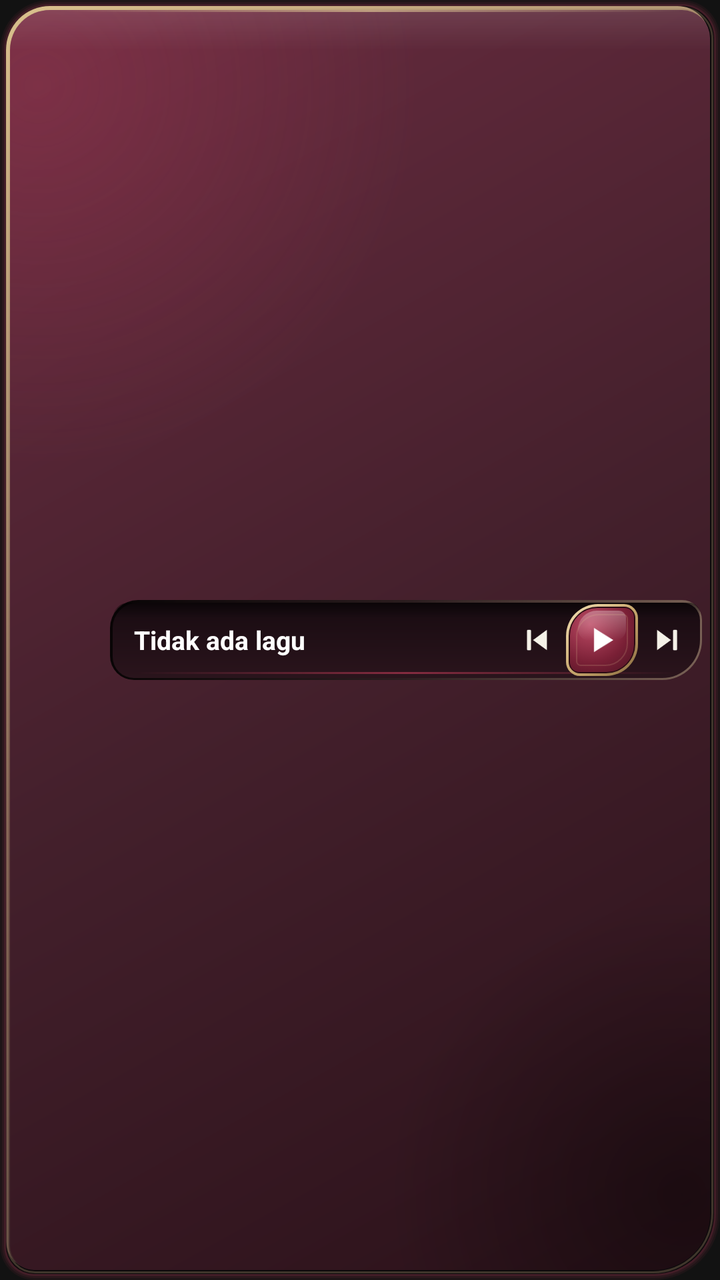
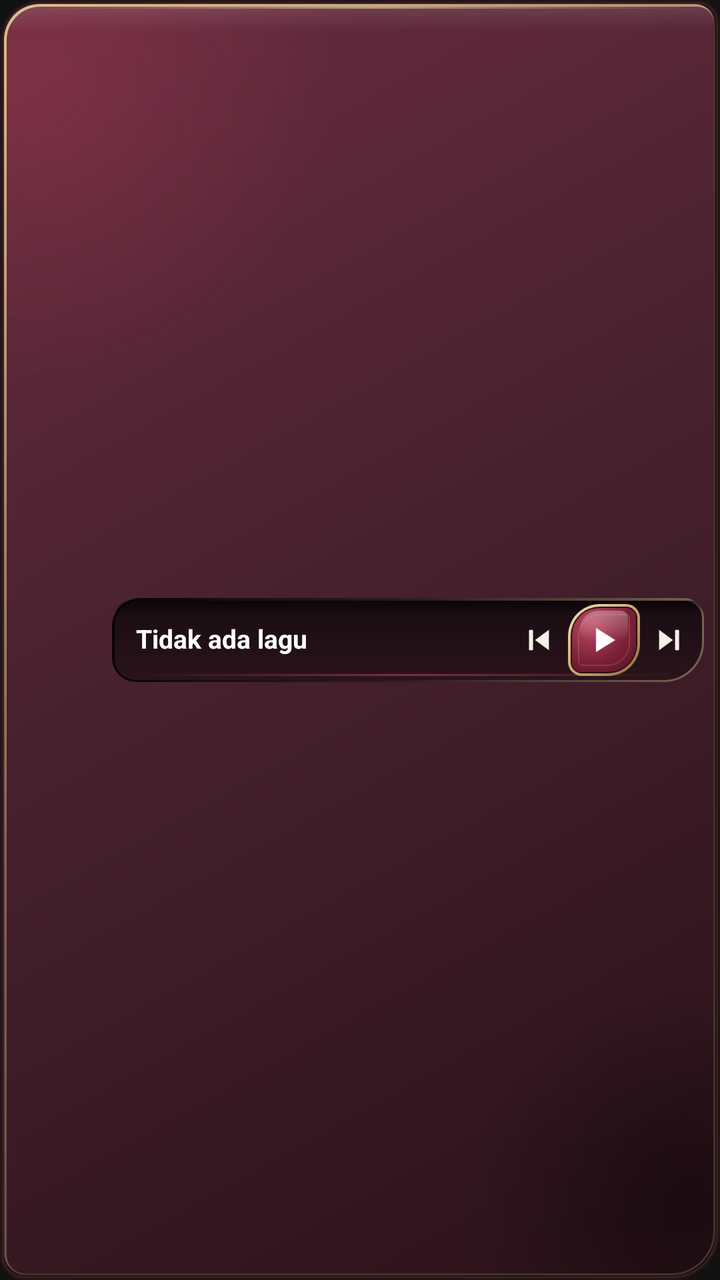

Before-and-after screenshots of an Android layout around one commit, followed by the original layout XML and the change that was made.
<!-- AndroidManifest.xml: application theme Theme.AudioPlayer -->
<!-- res/layout/widget_player_compact.xml -->
<?xml version="1.0" encoding="utf-8"?>
<LinearLayout xmlns:android="http://schemas.android.com/apk/res/android"
    android:id="@+id/widget_root"
    android:layout_width="match_parent"
    android:layout_height="match_parent"
    android:background="@drawable/widget_background_dark"
    android:orientation="horizontal"
    android:gravity="center_vertical"
    android:padding="9dp">

    <ImageView
        android:id="@+id/widget_album_art"
        android:layout_width="40dp"
        android:layout_height="40dp"
        android:scaleType="centerCrop" />

    <LinearLayout
        android:id="@+id/widget_well"
        android:layout_width="0dp"
        android:layout_height="40dp"
        android:layout_weight="1"
        android:layout_marginStart="6dp"
        android:background="@drawable/widget_well"
        android:orientation="horizontal"
        android:gravity="center_vertical"
        android:paddingStart="12dp"
        android:paddingEnd="4dp">

        <TextView
            android:id="@+id/widget_title"
            android:layout_width="0dp"
            android:layout_height="wrap_content"
            android:layout_weight="1"
            android:textColor="#FFFFFF"
            android:textSize="13sp"
            android:textStyle="bold"
            android:maxLines="1"
            android:scrollHorizontally="true"
            android:ellipsize="marquee"
            android:marqueeRepeatLimit="marquee_forever"
            android:focusable="true"
            android:focusableInTouchMode="true"
            android:text="Tidak ada lagu">
            <requestFocus />
        </TextView>

        <ImageButton
            android:id="@+id/widget_prev"
            android:layout_width="26dp"
            android:layout_height="26dp"
            android:layout_marginStart="2dp"
            android:padding="4dp"
            android:background="@android:color/transparent"
            android:scaleType="fitCenter"
            android:src="@drawable/ic_widget_previous"
            android:contentDescription="Sebelumnya" />

        <ImageButton
            android:id="@+id/widget_play_pause"
            android:layout_width="36dp"
            android:layout_height="36dp"
            android:layout_marginStart="2dp"
            android:padding="8dp"
            android:background="@drawable/widget_play_button_bg"
            android:scaleType="fitCenter"
            android:src="@drawable/ic_widget_play"
            android:contentDescription="Putar" />

        <ImageButton
            android:id="@+id/widget_next"
            android:layout_width="26dp"
            android:layout_height="26dp"
            android:layout_marginStart="2dp"
            android:padding="4dp"
            android:background="@android:color/transparent"
            android:scaleType="fitCenter"
            android:src="@drawable/ic_widget_next"
            android:contentDescription="Berikutnya" />

    </LinearLayout>

</LinearLayout>
<!-- resources referenced by this layout -->
<resources>
  <!-- drawable ic_widget_next: png bitmap (drawable, 1562 bytes) -->
  <!-- drawable ic_widget_play: png bitmap (drawable, 776 bytes) -->
  <!-- drawable ic_widget_previous: png bitmap (drawable, 1621 bytes) -->
  <!-- drawable widget_background_dark: vector/xml drawable (drawable, 6149 chars, omitted) -->
  <!-- drawable widget_play_button_bg: vector/xml drawable (drawable, 6458 chars, omitted) -->
  <!-- drawable widget_well: vector/xml drawable (drawable, 2400 chars, omitted) -->
  <style name="Theme.AudioPlayer" parent="android:Theme.Material.NoActionBar">
          <item name="android:windowBackground">@color/black</item>
      </style>
  <color name="black">#FF121212</color>
</resources>

<!-- the commit's change to res/layout/widget_player_compact.xml (unified diff, before → after) -->
@@ -3,21 +3,22 @@
     android:id="@+id/widget_root"
     android:layout_width="match_parent"
     android:layout_height="match_parent"
-    android:background="@drawable/widget_background_dark"
+    android:background="@drawable/widget_background_compact_dark"
     android:orientation="horizontal"
     android:gravity="center_vertical"
-    android:padding="9dp">
+    android:clipToPadding="false"
+    android:padding="8dp">
 
     <ImageView
         android:id="@+id/widget_album_art"
-        android:layout_width="40dp"
-        android:layout_height="40dp"
+        android:layout_width="42dp"
+        android:layout_height="42dp"
         android:scaleType="centerCrop" />
 
     <LinearLayout
         android:id="@+id/widget_well"
         android:layout_width="0dp"
-        android:layout_height="40dp"
+        android:layout_height="42dp"
         android:layout_weight="1"
         android:layout_marginStart="6dp"
         android:background="@drawable/widget_well"
@@ -35,6 +36,7 @@
             android:textSize="13sp"
             android:textStyle="bold"
             android:maxLines="1"
+            android:includeFontPadding="false"
             android:scrollHorizontally="true"
             android:ellipsize="marquee"
             android:marqueeRepeatLimit="marquee_forever"
<!-- resource entries referenced after the edit -->
@@ -3,7 +3,7 @@
   <!-- drawable ic_widget_next: png bitmap (drawable, 1562 bytes) -->
   <!-- drawable ic_widget_play: png bitmap (drawable, 776 bytes) -->
   <!-- drawable ic_widget_previous: png bitmap (drawable, 1621 bytes) -->
-  <!-- drawable widget_background_dark: vector/xml drawable (drawable, 6149 chars, omitted) -->
+  <!-- drawable widget_background_compact_dark: vector/xml drawable (drawable, 6529 chars, omitted) -->
   <!-- drawable widget_play_button_bg: vector/xml drawable (drawable, 6458 chars, omitted) -->
   <!-- drawable widget_well: vector/xml drawable (drawable, 2400 chars, omitted) -->
   <style name="Theme.AudioPlayer" parent="android:Theme.Material.NoActionBar">
